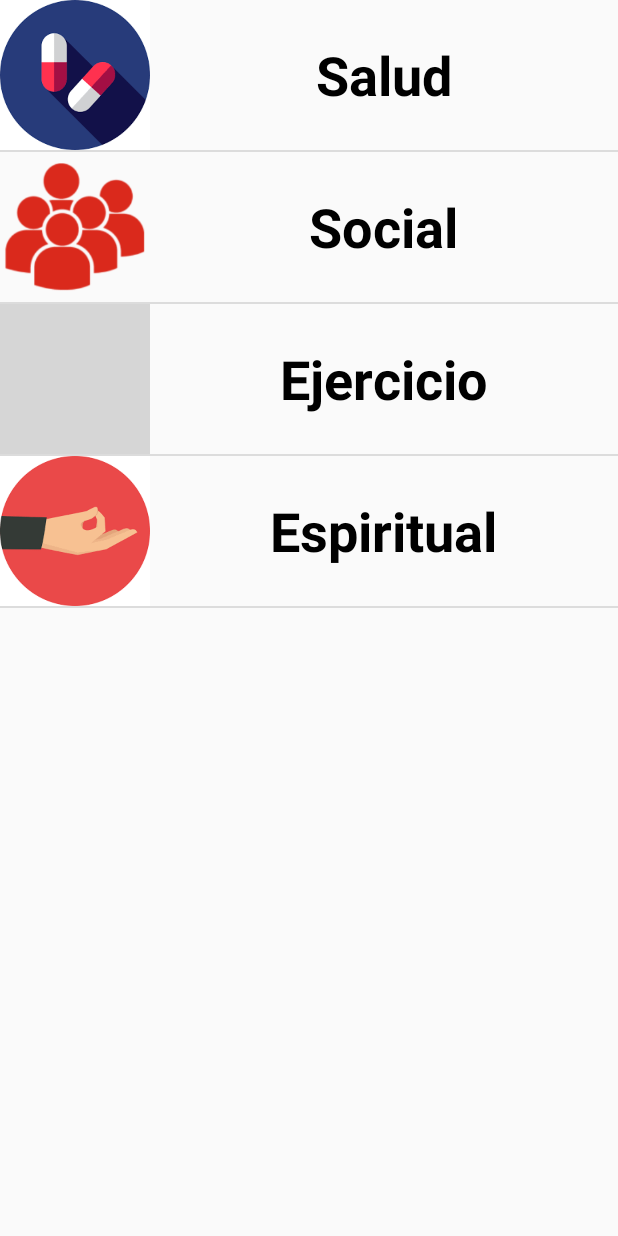
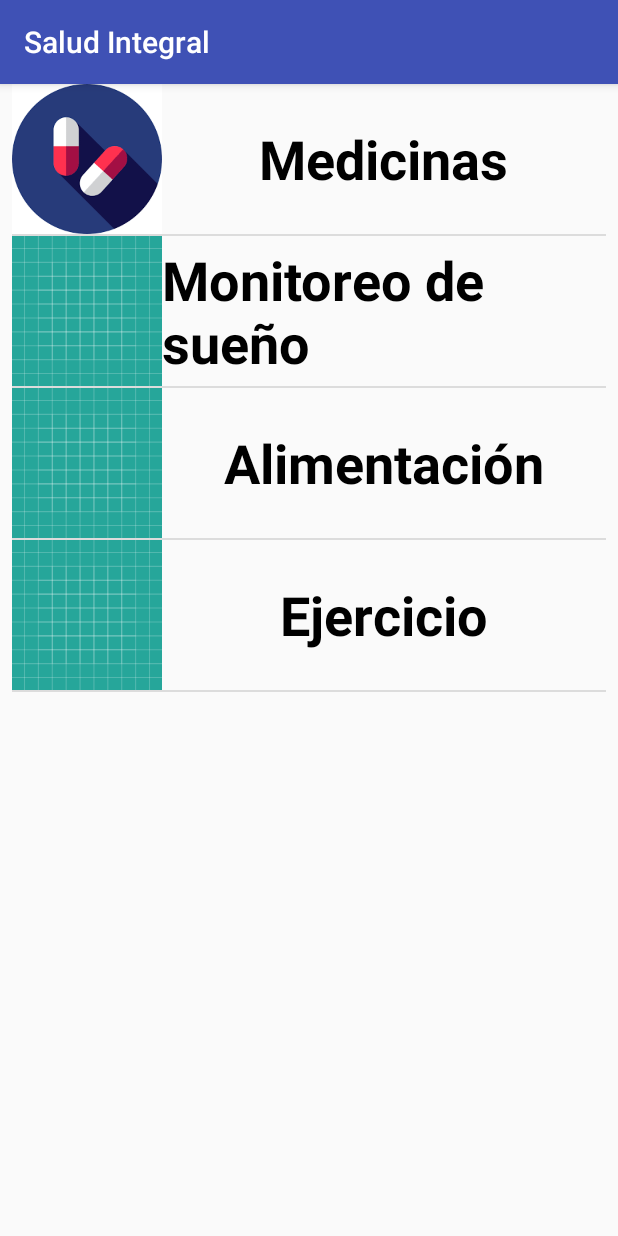
Before and after one commit to hdsalazar9/LosLinces-DesarrolloParaMoviles, an Android app: the screen it shows after launch (MainMenu before the commit, SaludActivity after it), after a tap on "Salud", on a phone screen of 412 x 824 dp. Run offline under Robolectric (Android 15) with nearby library versions, the phone set to English and light mode, and no system bars; libraries missing offline, so code that uses them is left out: org.parceler; grey boxes are pictures that could not be loaded.

Commit message:
Primera versión de medicamentos, submenú de salud

```diff
--- a/app/src/main/java/itesm/mx/saludintegral/activities/MainMenu.java
+++ b/app/src/main/java/itesm/mx/saludintegral/activities/MainMenu.java
@@ -47,6 +47,8 @@ public class MainMenu extends ListActivity implements AdapterView.OnItemClickLis
         switch (menuItem.getTitle()){
             case ("Salud"):
                 /* Ir a actividad de Salud */
+                intent=new Intent(this, SaludActivity.class);
+                startActivity(intent);
                 break;
             case ("Social"):
                 /* Ir a actividad de Social */
--- a/app/src/main/java/itesm/mx/saludintegral/controllers/CumpleanoOperations.java
+++ b/app/src/main/java/itesm/mx/saludintegral/controllers/CumpleanoOperations.java
@@ -64,7 +64,7 @@ public class CumpleanoOperations {
             if (cursor.moveToFirst()){
                 do{
                     Date dateC=null;
-                    SimpleDateFormat dateFormat = new SimpleDateFormat("YYYY-MM-DD HH:mm");
+                    SimpleDateFormat dateFormat = new SimpleDateFormat("DD-MM-YYYY");
                     try {
                         dateC= dateFormat.parse(cursor.getString(2));
                     } catch (ParseException e) {
@@ -91,7 +91,7 @@ public class CumpleanoOperations {
             if(cursor.moveToFirst()){
                 do{
                     Date dateC=null;
-                    SimpleDateFormat dateFormat = new SimpleDateFormat("YYYY-MM-DD HH:mm");
+                    SimpleDateFormat dateFormat = new SimpleDateFormat("DD-MM-YYYY");
                     try {
                         dateC= dateFormat.parse(cursor.getString(2));
                     } catch (ParseException e) {
--- a/app/src/main/java/itesm/mx/saludintegral/controllers/EventoOperations.java
+++ b/app/src/main/java/itesm/mx/saludintegral/controllers/EventoOperations.java
@@ -66,7 +66,7 @@ public class EventoOperations {
                 do{
                     Date dateC=null;
                     boolean b = cursor.getString(4).equals("true");
-                    SimpleDateFormat dateFormat = new SimpleDateFormat("YYYY-MM-DD HH:mm");
+                    SimpleDateFormat dateFormat = new SimpleDateFormat("DD-MM-YYYY HH:mm");
                     try {
                         dateC= dateFormat.parse(cursor.getString(3));
                     } catch (ParseException e) {
@@ -94,7 +94,7 @@ public class EventoOperations {
                 do{
                     Date dateC=null;
                     boolean b = cursor.getString(4).equals("true");
-                    SimpleDateFormat dateFormat = new SimpleDateFormat("YYYY-MM-DD HH:mm");
+                    SimpleDateFormat dateFormat = new SimpleDateFormat("DD-MM-YYYY HH:mm");
                     try {
                         dateC= dateFormat.parse(cursor.getString(3));
                     } catch (ParseException e) {
--- a/app/src/main/java/itesm/mx/saludintegral/controllers/InfoPersonalOperations.java
+++ b/app/src/main/java/itesm/mx/saludintegral/controllers/InfoPersonalOperations.java
@@ -66,7 +66,7 @@ public class InfoPersonalOperations {
             if (cursor.moveToFirst()){
                 do{
                     Date dateC=null;
-                    SimpleDateFormat dateFormat = new SimpleDateFormat("YYYY-MM-DD");
+                    SimpleDateFormat dateFormat = new SimpleDateFormat("DD-MM-YYYY");
                     try {
                         dateC= dateFormat.parse(cursor.getString(2));
                     } catch (ParseException e) {
@@ -93,7 +93,7 @@ public class InfoPersonalOperations {
             if(cursor.moveToFirst()){
                 do{
                     Date dateC=null;
-                    SimpleDateFormat dateFormat = new SimpleDateFormat("YYYY-MM-DD");
+                    SimpleDateFormat dateFormat = new SimpleDateFormat("DD-MM-YYYY");
                     try {
                         dateC= dateFormat.parse(cursor.getString(2));
                     } catch (ParseException e) {
--- a/app/src/main/java/itesm/mx/saludintegral/controllers/MonitoreoSuenoOperations.java
+++ b/app/src/main/java/itesm/mx/saludintegral/controllers/MonitoreoSuenoOperations.java
@@ -62,7 +62,7 @@ public class MonitoreoSuenoOperations {
             if (cursor.moveToFirst()){
                 do{
                     Date dateC=null;
-                    SimpleDateFormat dateFormat = new SimpleDateFormat("YYYY-MM-DD");
+                    SimpleDateFormat dateFormat = new SimpleDateFormat("DD-MM-YYYY");
                     try {
                         dateC= dateFormat.parse(cursor.getString(1));
                     } catch (ParseException e) {
@@ -88,7 +88,7 @@ public class MonitoreoSuenoOperations {
             if(cursor.moveToFirst()){
                 do{
                     Date dateC=null;
-                    SimpleDateFormat dateFormat = new SimpleDateFormat("YYYY-MM-DD");
+                    SimpleDateFormat dateFormat = new SimpleDateFormat("DD-MM-YYYY");
                     try {
                         dateC= dateFormat.parse(cursor.getString(1));
                     } catch (ParseException e) {
--- a/app/src/main/java/itesm/mx/saludintegral/controllers/TomarMedicamentoOperations.java
+++ b/app/src/main/java/itesm/mx/saludintegral/controllers/TomarMedicamentoOperations.java
@@ -64,7 +64,7 @@ public class TomarMedicamentoOperations {
                 do{
                     Date dateC=null;
                     boolean b = cursor.getString(2).equals("true");
-                    SimpleDateFormat dateFormat = new SimpleDateFormat("YYYY-MM-DD HH:mm");
+                    SimpleDateFormat dateFormat = new SimpleDateFormat("DD-MM-YYYY HH:mm");
                     try {
                         dateC= dateFormat.parse(cursor.getString(3));
                     } catch (ParseException e) {
@@ -92,7 +92,7 @@ public class TomarMedicamentoOperations {
                 do{
                     Date dateC=null;
                     boolean b = cursor.getString(2).equals("true");
-                    SimpleDateFormat dateFormat = new SimpleDateFormat("YYYY-MM-DD HH:mm");
+                    SimpleDateFormat dateFormat = new SimpleDateFormat("DD-MM-YYYY HH:mm");
                     try {
                         dateC= dateFormat.parse(cursor.getString(3));
                     } catch (ParseException e) {
--- a/app/src/main/java/itesm/mx/saludintegral/fragments/FragmentoMedicamento.java
+++ b/app/src/main/java/itesm/mx/saludintegral/fragments/FragmentoMedicamento.java
@@ -8,6 +8,7 @@ import android.os.Bundle;
 import android.support.design.widget.FloatingActionButton;
 import android.support.v4.app.Fragment;
 import android.support.v4.app.ListFragment;
+import android.util.Log;
 import android.view.LayoutInflater;
 import android.view.View;
 import android.view.ViewGroup;
@@ -53,6 +54,7 @@ public class FragmentoMedicamento extends ListFragment implements AdapterView.On
         //listAux=listEvento;
         adapter = new MedicamentoAdapter(getContext(), listMedicamento);
         setListAdapter(adapter);
+        Log.d("DEBUG","Tamano " + String.valueOf(listMedicamento.size()));
         btn.setOnClickListener(new View.OnClickListener() {
             @Override
             public void onClick(View view) {
@@ -75,9 +77,11 @@ public class FragmentoMedicamento extends ListFragment implements AdapterView.On
     public ArrayList<Medicamento> mostrarMedicamentos(){
         ArrayList<Medicamento> medicamentoList=dao.getAllProducts();
         if(medicamentoList!=null){
+            Log.d("DEBUG","Medicamento list NO vacia");
             return medicamentoList;
         }
         else {
+            Log.d("DEBUG","Medicamento list vacia");
             return null;
         }
     }
--- /dev/null
+++ b/app/src/main/java/itesm/mx/saludintegral/fragments/FragmentoMenuSalud.java
@@ -0,0 +1,119 @@
+package itesm.mx.saludintegral.fragments;
+
+
+import android.app.Activity;
+import android.content.Context;
+import android.content.Intent;
+import android.os.Bundle;
+import android.support.v4.app.Fragment;
+import android.support.v4.app.ListFragment;
+import android.view.LayoutInflater;
+import android.view.View;
+import android.view.ViewGroup;
+import android.widget.AdapterView;
+import android.widget.ArrayAdapter;
+import android.widget.ListView;
+
+import java.util.ArrayList;
+
+import itesm.mx.saludintegral.R;
+import itesm.mx.saludintegral.activities.SaludActivity;
+import itesm.mx.saludintegral.adapters.MedicamentoAdapter;
+import itesm.mx.saludintegral.adapters.MenuItem;
+import itesm.mx.saludintegral.adapters.MenuItemAdapter;
+
+
+/**
+ * A simple {@link Fragment} subclass.
+ */
+public class FragmentoMenuSalud extends ListFragment implements AdapterView.OnItemClickListener{
+    View view;
+    private MenuItemAdapter menuItemArrayAdapter;
+    private ArrayList<MenuItem> menuItems;
+    OnSelectedListener mCallback;
+
+    public FragmentoMenuSalud() {
+        // Required empty public constructor
+    }
+
+
+    @Override
+    public View onCreateView(LayoutInflater inflater, ViewGroup container,
+                             Bundle savedInstanceState) {
+        // Inflate the layout for this fragment
+        view = inflater.inflate(R.layout.fragmento_menu_salud, container, false);
+        menuItems=getItems();
+        menuItemArrayAdapter=new MenuItemAdapter(getActivity(), menuItems);
+        setListAdapter(menuItemArrayAdapter);
+        return view;
+    }
+
+    @Override
+    public void onActivityCreated(Bundle savedInstance){
+        ListView ls = (ListView) view.findViewById(android.R.id.list);
+        ls.setTextFilterEnabled(true);
+        registerForContextMenu(ls);
+        ls.setOnItemClickListener(this);
+        super.onActivityCreated(savedInstance);
+    }
+
+    ArrayList<MenuItem> getItems(){
+        ArrayList<MenuItem> Aux=new ArrayList<>();
+        MenuItem menuItem=new MenuItem("Medicinas", R.drawable.medicina_icon);
+        Aux.add(menuItem);
+        menuItem=new MenuItem("Monitoreo de sueño", R.drawable.ic_launcher_background);
+        Aux.add(menuItem);
+        menuItem=new MenuItem("Alimentación", R.drawable.ic_launcher_background);
+        Aux.add(menuItem);
+        menuItem=new MenuItem("Ejercicio", R.drawable.ic_launcher_background);
+        Aux.add(menuItem);
+        return Aux;
+    }
+
+    @Override
+    public void onItemClick(AdapterView<?> parent, View view, int position, long id) {
+        //MenuItem menuItem = (MenuItem) parent.getItemAtPosition(position);
+        Intent intent;
+        mCallback.onSelected(position);
+        /*switch (position) {
+            case 0:
+                mCallback.onSelected();
+                FragmentoMedicamento fragmentoMedicamento=new FragmentoMedicamento();
+                android.support.v4.app.FragmentTransaction transaction = getSupportFragmentManager().beginTransaction();
+                transaction.replace(R.id.frameLayout_ActivitySalud, fragmentoMedicamento);
+                transaction.addToBackStack(null);
+
+                transaction.commit();
+                break;
+            case 1:
+                break;
+            case 2:
+                break;
+            case 3:
+                break;
+        }*/
+    }
+
+    public interface OnSelectedListener {
+        public void onSelected(int i);
+    }
+
+    @Override
+    public void onAttach(Context context){
+        super.onAttach(context);
+
+        Activity activity;
+
+        if(context instanceof Activity){
+            //Actividad respondera a la interface
+            activity = (Activity) context;
+            try{
+                mCallback = (OnSelectedListener) activity;
+            }   catch(ClassCastException e){
+                throw new ClassCastException(activity.toString() +
+                        " must implement OnVolverListener.");
+            }
+        }
+    }
+
+}
--- /dev/null
+++ b/app/src/main/res/layout/activity_salud.xml
@@ -0,0 +1,18 @@
+<?xml version="1.0" encoding="utf-8"?>
+<android.support.constraint.ConstraintLayout xmlns:android="http://schemas.android.com/apk/res/android"
+    xmlns:app="http://schemas.android.com/apk/res-auto"
+    xmlns:tools="http://schemas.android.com/tools"
+    android:layout_width="match_parent"
+    android:layout_height="match_parent"
+    tools:context="itesm.mx.saludintegral.activities.SaludActivity">
+
+    <FrameLayout
+        android:id="@+id/frameLayout_ActivitySalud"
+        android:layout_width="match_parent"
+        android:layout_height="match_parent"
+        android:layout_marginBottom="8dp"
+        android:layout_marginEnd="8dp"
+        android:layout_marginStart="8dp">
+
+    </FrameLayout>
+</android.support.constraint.ConstraintLayout>
--- /dev/null
+++ b/app/src/main/res/layout/fragmento_menu_salud.xml
@@ -0,0 +1,17 @@
+<RelativeLayout xmlns:android="http://schemas.android.com/apk/res/android"
+    xmlns:tools="http://schemas.android.com/tools"
+    android:layout_width="match_parent"
+    android:layout_height="match_parent"
+    tools:context="itesm.mx.saludintegral.fragments.FragmentoMenuSalud">
+    <FrameLayout xmlns:android="http://schemas.android.com/apk/res/android"
+    xmlns:tools="http://schemas.android.com/tools"
+    android:layout_width="match_parent"
+    android:layout_height="match_parent"
+    tools:context="itesm.mx.saludintegral.fragments.FragmentoMenuSalud">
+      <ListView
+        android:layout_width="match_parent"
+        android:layout_height="match_parent"
+        android:id="@android:id/list">
+      </ListView>
+    </FrameLayout>
+</RelativeLayout>
--- a/app/src/main/res/layout/medicamento_row.xml
+++ b/app/src/main/res/layout/medicamento_row.xml
@@ -20,7 +20,7 @@
             android:layout_width="match_parent"
             android:layout_height="74dp"
             android:hint="nombre"
-            android:textSize="18sp"
+            android:textSize="24sp"
             android:textStyle="bold" />
 
         <TextView
```
Also changed, not shown: app/src/main/AndroidManifest.xml (+4 -4 lines), app/src/main/java/itesm/mx/saludintegral/activities/SaludActivity.java (added, +66 -0 lines), app/src/main/java/itesm/mx/saludintegral/adapters/MedicamentoAdapter.java (+8 -4 lines), app/src/main/java/itesm/mx/saludintegral/controllers/MedicamentoOperations.java (+5 -5 lines), app/src/main/java/itesm/mx/saludintegral/fragments/AddMedicamentoFragment.java (added, +171 -0 lines), app/src/main/java/itesm/mx/saludintegral/fragments/FragmentoTomarMedicamento.java (+7 -5 lines), app/src/main/res/layout/fragment_addmedicamento.xml (added, +196 -0 lines), app/src/main/res/values/strings.xml (+13 -0 lines).
